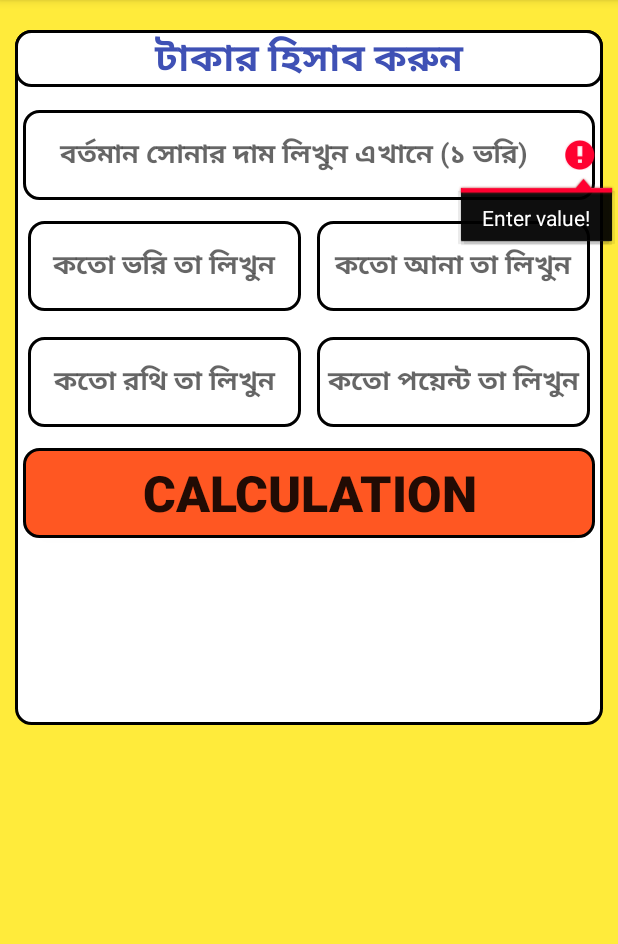
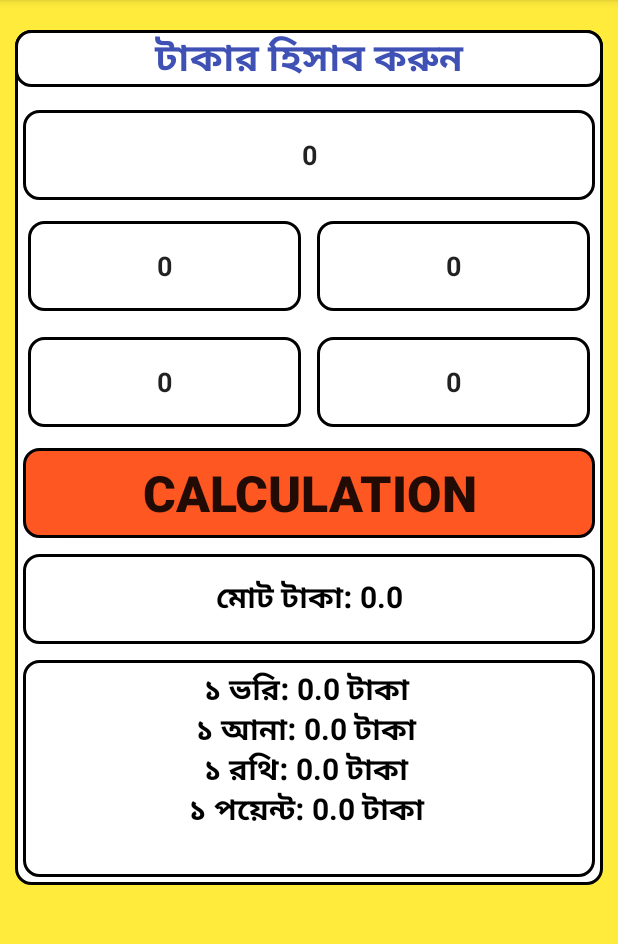
Before and after one commit to hridoykrisnadas/Jwelers_Calculator_Old, an Android app: the Tk_Activity screen opened directly, with no data from a screen before it, after a tap on "CALCULATION", on a phone screen of 412 x 824 dp, the part 84-1028 px from its top. Run offline under Robolectric (Android 15) with nearby library versions, the phone set to English and light mode, and no system bars.

Commit message:
Update coded

```diff
--- a/app/src/main/java/com/moontechit/jwellerscalculator/Tk_Activity.java
+++ b/app/src/main/java/com/moontechit/jwellerscalculator/Tk_Activity.java
@@ -2,6 +2,8 @@ package com.moontechit.jwellerscalculator;
 
 import android.os.Bundle;
 import android.view.View;
+import android.view.animation.Animation;
+import android.view.animation.AnimationSet;
 import android.widget.Button;
 import android.widget.EditText;
 import android.widget.TextView;
@@ -33,16 +35,20 @@ public class Tk_Activity extends AppCompatActivity {
             public void onClick(View view) {
 
                 if (price.length() == 0) {
-                    price.setError("Enter value!");
-                } else if (vori.length() == 0) {
-                    vori.setError("Enter value!");
-                } else if (ana.length() == 0) {
-                    ana.setError("Enter value!");
-                } else if (rothi.length() == 0) {
-                    rothi.setError("Enter value!");
-                } else if (point.length() == 0) {
-                    point.setError("Enter value!");
-                } else {
+                    price.setText("0");
+                }
+                if (vori.length() == 0) {
+                    vori.setText("0");
+                }
+                if (ana.length() == 0) {
+                    ana.setText("0");
+                }
+                if (rothi.length() == 0) {
+                    rothi.setText("0");
+                }
+                if (point.length() == 0) {
+                    point.setText("0");
+                }
 
                 int inputPrice = Integer.parseInt(price.getText().toString());
                 int inputVori = Integer.parseInt(vori.getText().toString());
@@ -58,7 +64,7 @@ public class Tk_Activity extends AppCompatActivity {
                     float p = r / 10;
 
                     float RESULT = (inputVori * v) + (inputAna * a) + (inputRothi * r) + (inputPoint * p);
-                        result.setText("Answer is: " + RESULT);
+                    result.setText("মোট টাকা: " + RESULT);
                     result.animate();
                     result.setVisibility(View.VISIBLE);
 
@@ -73,7 +79,6 @@ public class Tk_Activity extends AppCompatActivity {
 
 
             }
-            }
 
         });
     }
```
Also changed, not shown: app/src/main/java/com/moontechit/jwellerscalculator/Sum_Acitivity.java (+24 -19 lines). Lines whose indentation alone changed are shown as unchanged.
